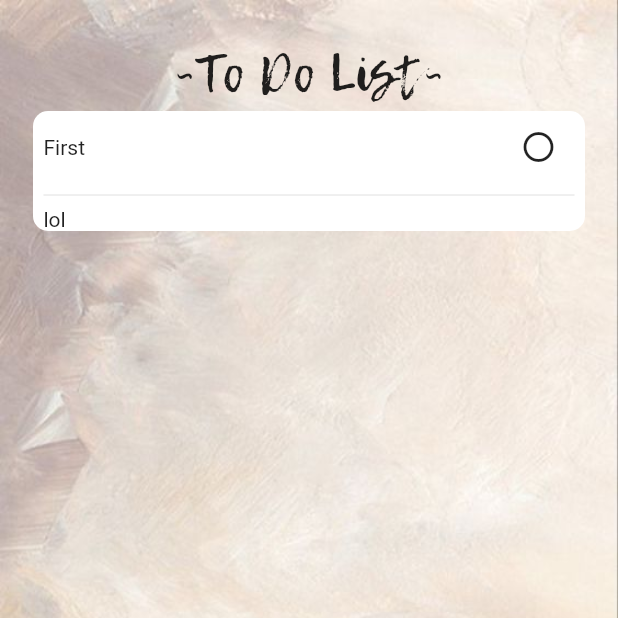
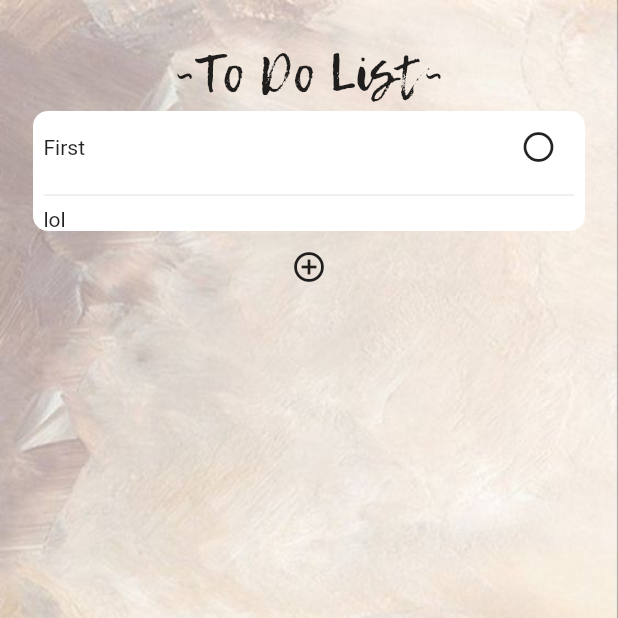
Before and after one commit to Stuzja/todo_list, a Flutter app: the screen it shows after launch, on a phone screen of 412 x 824 dp, the top half of it. Run offline on Flutter 3.47's test engine with Material 2 defaults, Android fonts, the light colour scheme and no system bars.

Commit message:
Кнопка добавить, попытка создания диалога для добавления новой заметки и добавление пустой заметки

```diff
--- a/lib/main.dart
+++ b/lib/main.dart
@@ -15,7 +15,6 @@ class MyApp extends StatelessWidget {
     return MaterialApp(
       title: 'Flutter Demo',
       theme: ThemeData(
-          primarySwatch: Colors.blue,
           textTheme: const TextTheme(
             headline1: TextStyle(
                 fontSize: 35,
--- a/lib/widgets/note.dart
+++ b/lib/widgets/note.dart
@@ -1,10 +1,9 @@
-import 'package:flutter/cupertino.dart';
 import 'package:flutter/material.dart';
 
 class Note extends StatefulWidget {
-  final String title;
-  final String text;
-  final bool completed;
+  String title;
+  String text;
+  bool completed;
 
   Note(
       {Key? key,
@@ -14,40 +13,36 @@ class Note extends StatefulWidget {
       : super(key: key);
 
   @override
-  State<StatefulWidget> createState() =>
-      NoteState(this.title, this.text, this.completed);
+  State<StatefulWidget> createState() => NoteState();
 }
 
 class NoteState extends State<Note> {
-  String title;
-  String text;
-  bool completed;
 
-  NoteState(this.title, this.text, this.completed);
   @override
   Widget build(BuildContext context) {
     return Container(
         padding: const EdgeInsets.symmetric(horizontal: 7),
         decoration: BoxDecoration(
             borderRadius: BorderRadius.circular(10), color: Colors.white),
-        child: Column(crossAxisAlignment: CrossAxisAlignment.start, children: [
+        child:
+        Column(crossAxisAlignment: CrossAxisAlignment.start, children: [
           Row(
             children: [
-              Text(title),
+              Text(widget.title),
               const Spacer(),
               IconButton(
                   onPressed: () {
                     setState(() {
-                      completed = !completed;
+                      widget.completed = !widget.completed;
                     });
                   },
-                  icon: completed
-                      ? Icon(Icons.check_circle_outlined)
-                      : Icon(Icons.circle_outlined))
+                  icon: widget.completed
+                      ? const Icon(Icons.check_circle_outlined)
+                      : const Icon(Icons.circle_outlined))
             ],
           ),
           const Divider(),
-          Text(text),
+          Text(widget.text),
         ]));
   }
 }
--- a/lib/widgets/notes_widget.dart
+++ b/lib/widgets/notes_widget.dart
@@ -1,16 +1,56 @@
 import 'package:flutter/material.dart';
+import 'package:todo_list/widgets/add_note.dart';
 import 'package:todo_list/widgets/list_notes.dart';
 import 'note.dart';
 
 class NotesWidget extends StatefulWidget {
-  final List<Note> notes;
-  const NotesWidget({Key? key, required this.notes}) : super(key: key);
+  List<Note> notes;
+  NotesWidget({Key? key, required this.notes}) : super(key: key);
 
   @override
   createState() => NotesWidgetState();
 }
 
 class NotesWidgetState extends State<NotesWidget> {
+  Future<void> _displayTextInputDialog(BuildContext context) async {
+    return showDialog(
+        context: context,
+        builder: (context) {
+          return AlertDialog(
+            title: Text('TextField in Dialog'),
+            content: TextField(
+              onChanged: (value) {
+                setState(() {});
+              },
+              //  controller: _textFieldController,
+              decoration: InputDecoration(hintText: "Text Field in Dialog"),
+            ),
+            actions: <Widget>[
+              FlatButton(
+                color: Colors.red,
+                textColor: Colors.white,
+                child: Text('CANCEL'),
+                onPressed: () {
+                  setState(() {
+                    Navigator.pop(context);
+                  });
+                },
+              ),
+              FlatButton(
+                color: Colors.green,
+                textColor: Colors.white,
+                child: Text('OK'),
+                onPressed: () {
+                  setState(() {
+                    Navigator.pop(context);
+                  });
+                },
+              ),
+            ],
+          );
+        });
+  }
+
   @override
   Widget build(BuildContext context) {
     return Stack(
@@ -20,8 +60,10 @@ class NotesWidgetState extends State<NotesWidget> {
                 image: DecorationImage(
                     image: Image.asset("assets/images/background.jpg").image,
                     fit: BoxFit.fill))),
-        Container(
-            padding: const EdgeInsets.symmetric(horizontal: 22, vertical: 22),
+        SingleChildScrollView(
+            child: Container(
+                padding:
+                    const EdgeInsets.symmetric(horizontal: 22, vertical: 22),
                 alignment: Alignment.center,
                 child: Column(
                   children: [
@@ -29,17 +71,27 @@ class NotesWidgetState extends State<NotesWidget> {
                       "~To Do List~",
                       style: Theme.of(context).textTheme.headline1,
                     ),
-                Column(
-                  children: [
+                    Wrap(
+                      runSpacing: MediaQuery.of(context).size.height * 0.01,
+                      children: <Widget>[
                         for (var note in ListNotes)
                           Note(
                               title: note.title,
                               text: note.text,
-                          completed: note.completed)
+                              completed: note.completed),
                       ],
                     ),
+                    IconButton(
+                        onPressed: () {
+                           _displayTextInputDialog(context);
+                          setState(() {
+                            widget.notes.add(
+                                Note(title: "", text: "", completed: false));
+                          });
+                        },
+                        icon: const Icon(Icons.add_circle_outline))
                   ],
-            ))
+                )))
       ],
     );
   }
```
Also changed, not shown: lib/widgets/add_note.dart (+0 -18 lines). Lines whose indentation alone changed are shown as unchanged.
